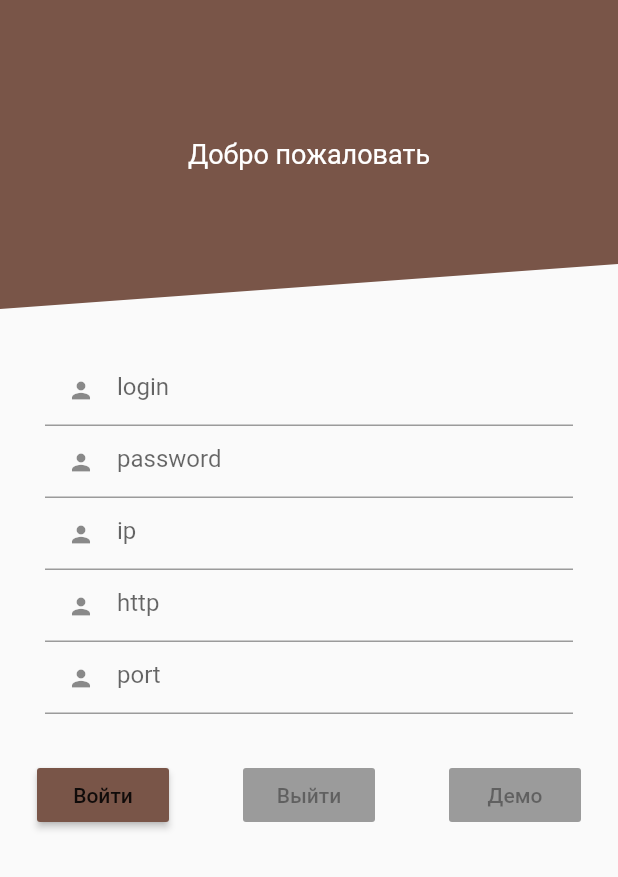
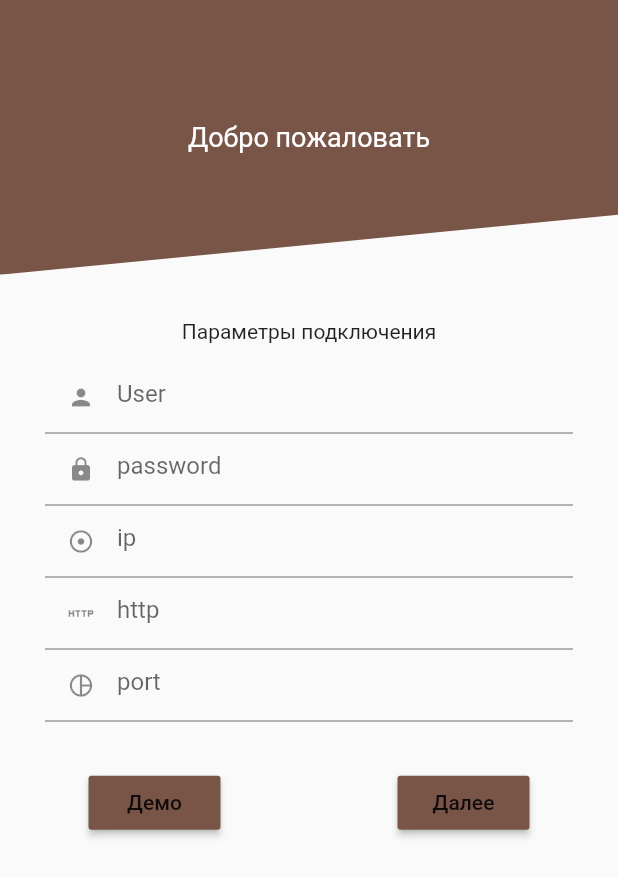
Before and after one commit to cnurba/building, a Flutter app: the screen it shows after launch, on a phone screen of 412 x 824 dp. Shown: the top 877 px of the screen. Run offline on Flutter 3.47's test engine with Material 2 defaults, Android fonts, the phone set to English and light mode, and no system bars; our stand-ins replace equatable, flutter_bloc.

Commit message:
Changed the class AppTheme

```diff
--- a/lib/blocs/connection/connect_bloc.dart
+++ b/lib/blocs/connection/connect_bloc.dart
@@ -12,4 +12,6 @@ class ConnectBloc extends Bloc<ConnectEvent, ConnectState> {
 
 
   }
+
+
 }
--- a/lib/main.dart
+++ b/lib/main.dart
@@ -1,4 +1,5 @@
 import 'package:building/ui/registration/registration_page.dart';
+import 'package:building/util/app_theme.dart';
 import 'package:flutter/material.dart';
 
 void main() {
@@ -10,10 +11,7 @@ class MyApp extends StatelessWidget {
   Widget build(BuildContext context) {
     return MaterialApp(
       title: 'Flutter Demo',
-      theme: ThemeData(
-      primarySwatch: Colors.blue,
-      visualDensity: VisualDensity.adaptivePlatformDensity,
-      ),
+      theme: AppTheme.lightTheme,
       home:RegistrationPage() ,
     );
   }
--- a/lib/models/user/connection_option.dart
+++ b/lib/models/user/connection_option.dart
@@ -10,6 +10,11 @@ class ConnectionOption {
   factory ConnectionOption.fromJson(Map<String,dynamic> parsedJson){
     return new ConnectionOption(
       password: parsedJson["password"],
+      login: parsedJson["login"],
+      http: parsedJson["http"],
+      ip: parsedJson["ip"],
+      port: parsedJson["port"],
+
     );
   }
 
--- a/lib/ui/registration/reg_widgets/clipper_widget.dart
+++ b/lib/ui/registration/reg_widgets/clipper_widget.dart
@@ -5,7 +5,7 @@ class ClipperWidget extends CustomClipper<Path>{
   getClip(Size size) {
     final Path path = Path();
     path.lineTo(0.0, size.height);
-    path.lineTo(size.width, size.height-30);
+    path.lineTo(size.width, size.height-40);
     path.lineTo(size.width, 0.0);
     path.close();
     return path;
--- a/lib/ui/registration/reg_widgets/text_field_widget.dart
+++ b/lib/ui/registration/reg_widgets/text_field_widget.dart
@@ -6,13 +6,15 @@ class TextFieldWidget extends StatelessWidget {
   final IconData prefixIconData;
   final bool obscureText;
   final Function onChanged;
+  final TextEditingController controller;
   TextFieldWidget({
-      this.hintText, this.prefixIconData, this.obscureText, this.onChanged});
+      this.hintText, this.prefixIconData, this.obscureText, this.onChanged, this.controller});
 
   @override
   Widget build(BuildContext context) {
     return TextField(
-    // onChanged: onChanged,
+      onChanged: onChanged(),
+      controller: controller,
       obscureText: obscureText,
       decoration: InputDecoration(
         hintText: hintText,
--- a/lib/ui/registration/registration_page.dart
+++ b/lib/ui/registration/registration_page.dart
@@ -1,9 +1,24 @@
+import 'package:building/models/user/connection_option.dart';
+import 'package:building/ui/registration/login_page.dart';
 import 'package:building/ui/registration/reg_widgets/clipper_widget.dart';
 import 'package:building/ui/registration/reg_widgets/text_field_widget.dart';
 import 'package:flutter/material.dart';
 import 'package:flutter/widgets.dart';
 
-class RegistrationPage extends StatelessWidget {
+class RegistrationPage extends StatefulWidget {
+  final ConnectionOption connectionOption;
+
+  const RegistrationPage({Key key, this.connectionOption}) : super(key: key);
+
+  @override
+  _RegistrationPageState createState() => _RegistrationPageState();
+}
+
+class _RegistrationPageState extends State<RegistrationPage> {
+
+  TextEditingController loginController;
+
+
   @override
   Widget build(BuildContext context) {
     final size = MediaQuery.of(context).size;
@@ -17,7 +32,7 @@ class RegistrationPage extends StatelessWidget {
                 child: Container(
                   color: Colors.brown,
                   width: double.infinity,
-                  height: size.height/4,
+                  height: size.height/4.5,
                   child: Center(
                       child: Text("Добро пожаловать",style: TextStyle(
                         color: Colors.white,
@@ -31,36 +46,38 @@ class RegistrationPage extends StatelessWidget {
                 child: Column(
                   mainAxisAlignment: MainAxisAlignment.end,
                   children: <Widget>[
+                    Text("Параметры подключения"),
+                    SizedBox(height:12.0 ,),
                     TextFieldWidget(
                       onChanged: (){},
                       obscureText: false,
-                      hintText: "login",
+                      hintText: "User",
                       prefixIconData: Icons.person,
                     ),
+
                     TextFieldWidget(
                       onChanged: (){},
                       obscureText: true,
                       hintText: "password",
-                      prefixIconData: Icons.person,
+                      prefixIconData: Icons.lock,
                     ),
                     TextFieldWidget(
                       onChanged: (){},
                       obscureText: false,
                       hintText: "ip",
-                      prefixIconData: Icons.person,
+                      prefixIconData: Icons.adjust,
                     ),
-
                     TextFieldWidget(
                       onChanged: (){},
                       obscureText: false,
                       hintText: "http",
-                      prefixIconData: Icons.person,
+                      prefixIconData:Icons.http,
                     ),
                     TextFieldWidget(
                       onChanged: (){},
                       obscureText: false,
                       hintText: "port",
-                      prefixIconData: Icons.person,
+                      prefixIconData: Icons.pie_chart_outlined,
                     ),
                   ],
                 ),
@@ -70,19 +87,24 @@ class RegistrationPage extends StatelessWidget {
                 mainAxisAlignment: MainAxisAlignment.spaceAround,
                 children: <Widget>[
                   RaisedButton(
-                    onPressed: (){},
-                    child: Text("Войти"),
+                    onPressed: (){
+
+                    },
+                    child: Text("Демо"),
                     color: Colors.brown,
                   ),
                   RaisedButton(
-                    child: Text("Выйти"),
+                    onPressed: (){
+                      Navigator.of(context).push(MaterialPageRoute(
+                        builder: (context) => LoginPage(
+                          connectionOption: ConnectionOption(),
+                        ),
+                      ));
+                    },
+                    child: Text("Далее"),
                     color: Colors.brown,
                   ),
 
-                  RaisedButton(
-                    child: Text("Демо"),
-                    color: Colors.brown,
-                  ),
                 ],
               )
             ],
```
Also changed, not shown: lib/blocs/connection/connect_event.dart (+12 -1 lines), lib/ui/registration/login_page.dart (added, +73 -0 lines).
